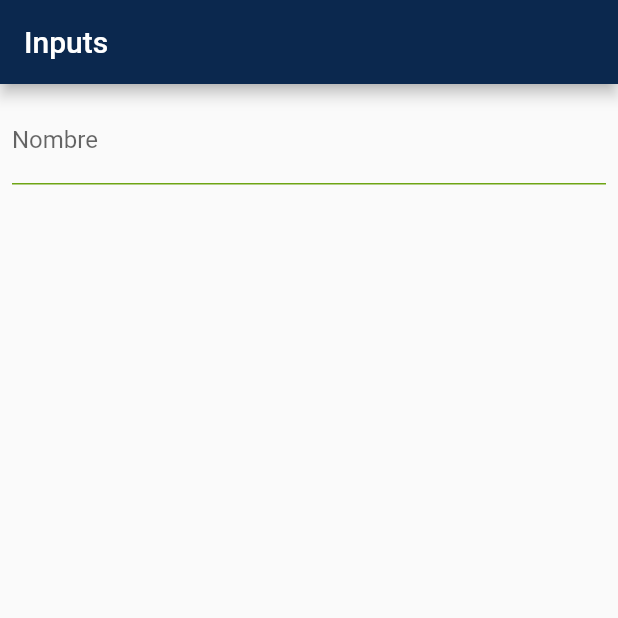
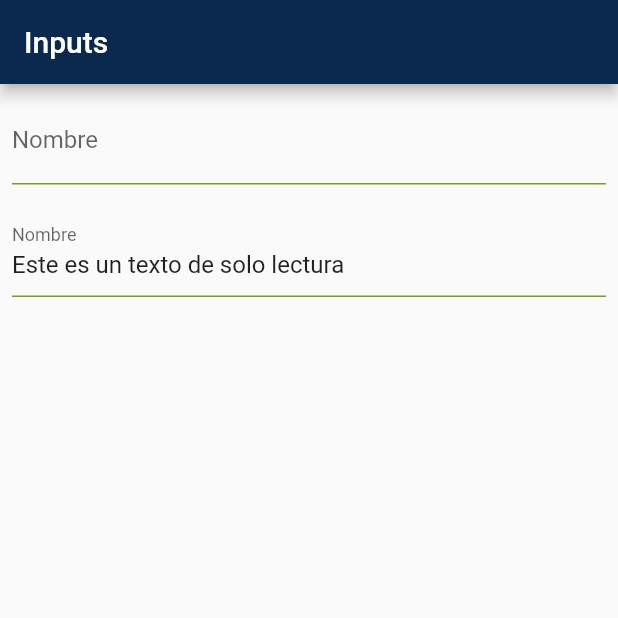
Before and after one commit to sfperusacdev/dart_identity_sdk, a Flutter app: the InputsPage screen opened by its route, on a phone screen of 412 x 824 dp, the top half of it. Run offline on Flutter 3.47's test engine with Material 3 defaults, Android fonts, the phone set to English and light mode, and no system bars; our stand-ins replace audioplayers, flutter_bloc, flutter_dotenv, go_router, package_info_plus, shared_preferences and 3 more; missing offline and left inert: kdialogs, mobile_scanner, shared_preferences_content_provider; accounts and stored records are empty.

Commit message:
add onChange on CustomTextFormField

```diff
--- a/example/lib/inputs.dart
+++ b/example/lib/inputs.dart
@@ -1,8 +1,16 @@
+import 'package:dart_identity_sdk/widgets/text/common.dart';
 import 'package:flutter/material.dart';
 import 'package:dart_identity_sdk/widgets/text/text_edit.dart';
 
-class InputsPage extends StatelessWidget {
+class InputsPage extends StatefulWidget {
   const InputsPage({super.key});
+
+  @override
+  State<InputsPage> createState() => _InputsPageState();
+}
+
+class _InputsPageState extends State<InputsPage> {
+  final controller = TextEditingCController();
 
   @override
   Widget build(BuildContext context) {
@@ -10,7 +18,22 @@ class InputsPage extends StatelessWidget {
       appBar: AppBar(title: Text("Inputs")),
       body: Padding(
         padding: const EdgeInsets.all(8.0),
-        child: Column(children: [CustomTextFormField(label: "Nombre")]),
+        child: Column(
+          children: [
+            CustomTextFormField(
+              label: "Nombre",
+              onChanged: (value) {
+                controller.setText(value);
+              },
+            ),
+            CustomTextFormField(
+              label: "Nombre",
+              readonly: true,
+              controller: controller,
+              initValue: "Este es un texto de solo lectura",
+            ),
+          ],
+        ),
       ),
     );
   }
--- a/lib/widgets/text/text_edit.dart
+++ b/lib/widgets/text/text_edit.dart
@@ -23,6 +23,8 @@ class CustomTextFormField extends StatefulWidget {
   final bool required;
   final String? Function(String value)? validator;
 
+  final Function(String value)? onChanged;
+
   const CustomTextFormField({
     super.key,
     this.controller,
@@ -39,6 +41,7 @@ class CustomTextFormField extends StatefulWidget {
     this.required = false,
     this.validator,
     this.multiLine = false,
+    this.onChanged,
   });
 
   @override
@@ -129,6 +132,7 @@ class _CustomTextFormFieldState extends State<CustomTextFormField> {
               suffixIcon: suffixIcon,
             ),
             onChanged: (value) {
+              widget.onChanged?.call(value);
               handlePdaScan(value);
               _controller.refreshWordsCount();
             },
--- a/pubspec.yaml
+++ b/pubspec.yaml
@@ -1,6 +1,6 @@
 name: dart_identity_sdk
 description: Just a sdk for identity
-version: 5.8.2
+version: 5.8.3
 homepage: https://github.com/sfperusacdev/dart_identity_sdk
 
 environment:
```
Also changed, not shown: 1 other file.
